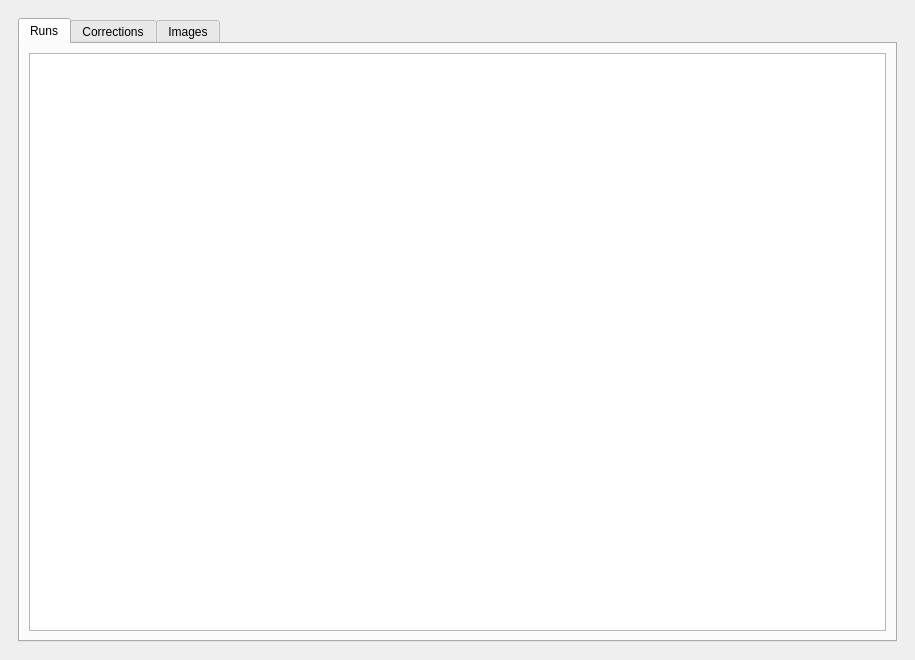
Drew973/PTS_image_loader, file image_loader_dockwidget_base.ui: the form before one commit.
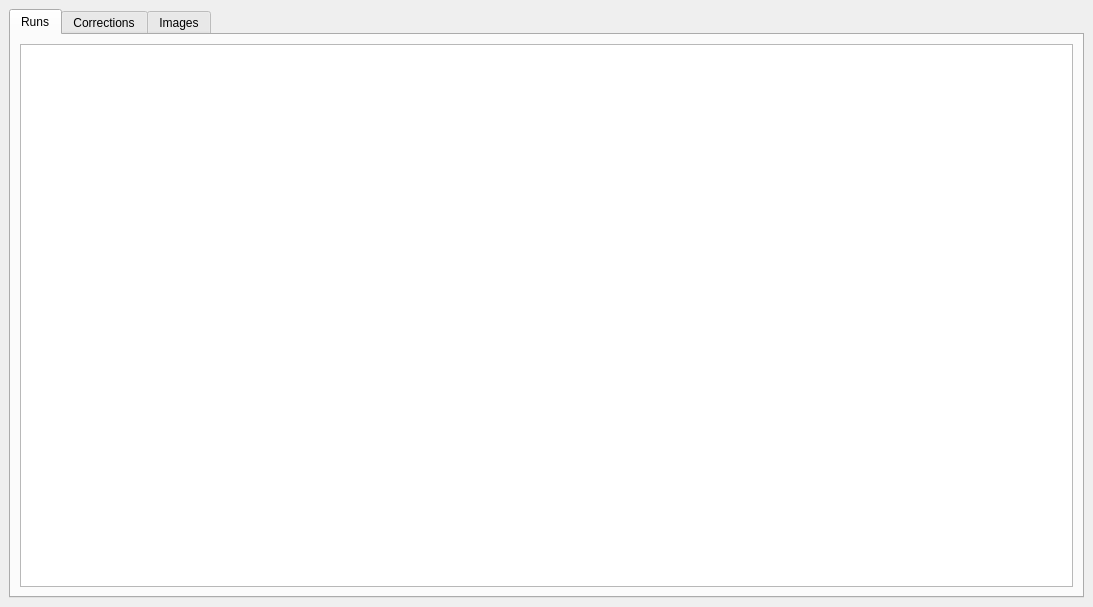
The form after the commit. Custom widgets are drawn as their Qt base class.

```diff
--- a/image_loader_dockwidget_base.ui
+++ b/image_loader_dockwidget_base.ui
@@ -6,8 +6,8 @@
    <rect>
     <x>0</x>
     <y>0</y>
-    <width>915</width>
-    <height>660</height>
+    <width>1093</width>
+    <height>607</height>
    </rect>
   </property>
   <property name="windowTitle">
@@ -16,9 +16,6 @@
   <widget class="QWidget" name="dockWidgetContents">
    <layout class="QVBoxLayout" name="verticalLayout_2">
     <item>
-     <widget class="QWidget" name="mainWidget" native="true">
-      <layout class="QVBoxLayout" name="verticalLayout_4">
-       <item>
         <widget class="QTabWidget" name="tabs">
          <property name="layoutDirection">
           <enum>Qt::LeftToRight</enum>
@@ -104,9 +101,6 @@
            </item>
           </layout>
          </widget>
-        </widget>
-       </item>
-      </layout>
      </widget>
     </item>
    </layout>
```
Left out of the diff: 8 changed lines with no effect on the pictures. Lines whose indentation alone changed are shown as unchanged.
